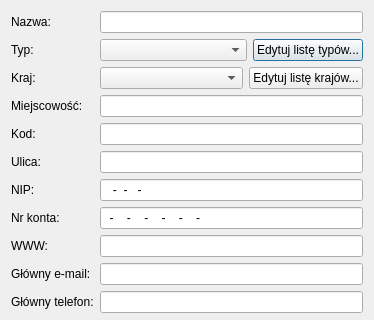
tkQCompany/qcompany, file qfaktury/ui/CounterpartyDialog.ui: the form before one commit; both pictures show x 0 to 374 and y 0 to 320 of the 374 by 644 pixel window.
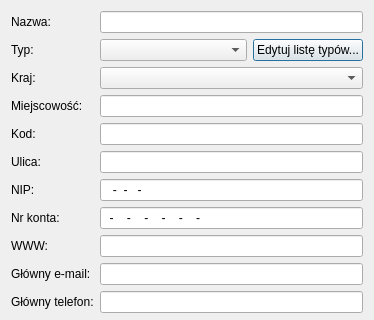
The form after the commit.

Commit message: - Extended list of countries + related changes in other files (like modifying DB schema) - Extended list of currencies + related changes in other files (like modifying DB schema) - Added feature of online updating currency rates - Corrected some initial settings of unit tests and separating repeating code to the new file TestsCommon.h + qfakturyTestsCommon.pri - Small fixes of InvoiceDialog class

Diff of the .ui file:
```diff
--- a/qfaktury/ui/CounterpartyDialog.ui
+++ b/qfaktury/ui/CounterpartyDialog.ui
@@ -98,13 +98,6 @@
          </property>
         </widget>
        </item>
-       <item>
-        <widget class="QPushButton" name="pushButtonEditCountryList">
-         <property name="text">
-          <string>Edytuj listę krajów...</string>
-         </property>
-        </widget>
-       </item>
       </layout>
      </item>
      <item row="3" column="0">
```
Left out of the diff: 1 changed line with no effect on the pictures. The commit also changes 55 other files.
